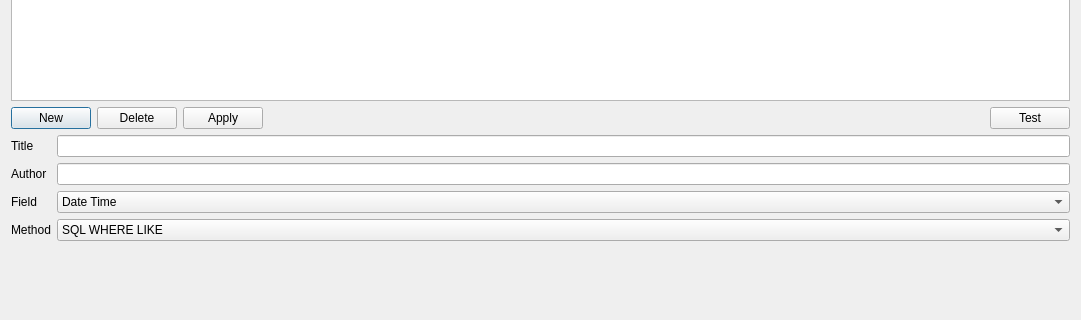
The window that extensiondialog.ui (missdeer/cjlv) describes before a commit, drawn with Qt 5; both pictures show x 0 to 1081 and y 102 to 422 of the 1081 by 674 pixel window.
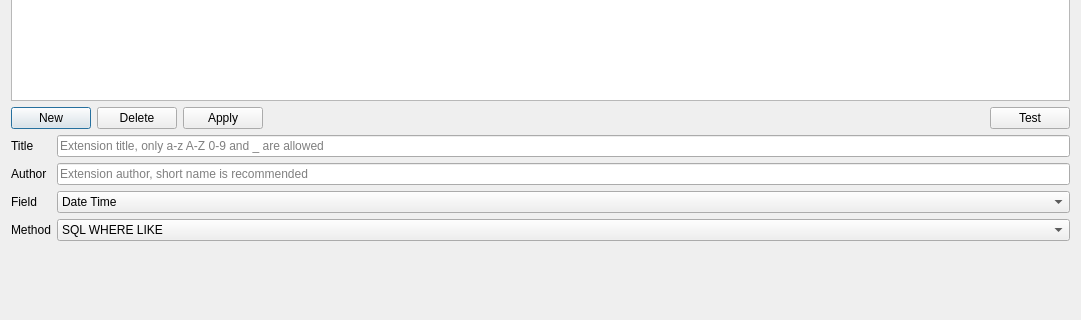
The same window after the commit.

```diff
--- a/extensiondialog.ui
+++ b/extensiondialog.ui
@@ -62,7 +62,14 @@
       </widget>
      </item>
      <item row="0" column="1">
-      <widget class="QLineEdit" name="edtTitle"/>
+      <widget class="QLineEdit" name="edtTitle">
+       <property name="placeholderText">
+        <string>Extension title, only a-z A-Z 0-9 and _ are allowed</string>
+       </property>
+       <property name="clearButtonEnabled">
+        <bool>true</bool>
+       </property>
+      </widget>
      </item>
      <item row="1" column="0">
       <widget class="QLabel" name="label">
@@ -72,7 +79,17 @@
       </widget>
      </item>
      <item row="1" column="1">
-      <widget class="QLineEdit" name="edtAuthor"/>
+      <widget class="QLineEdit" name="edtAuthor">
+       <property name="maxLength">
+        <number>50</number>
+       </property>
+       <property name="placeholderText">
+        <string>Extension author, short name is recommended</string>
+       </property>
+       <property name="clearButtonEnabled">
+        <bool>true</bool>
+       </property>
+      </widget>
      </item>
      <item row="2" column="0">
       <widget class="QLabel" name="label_2">
```
